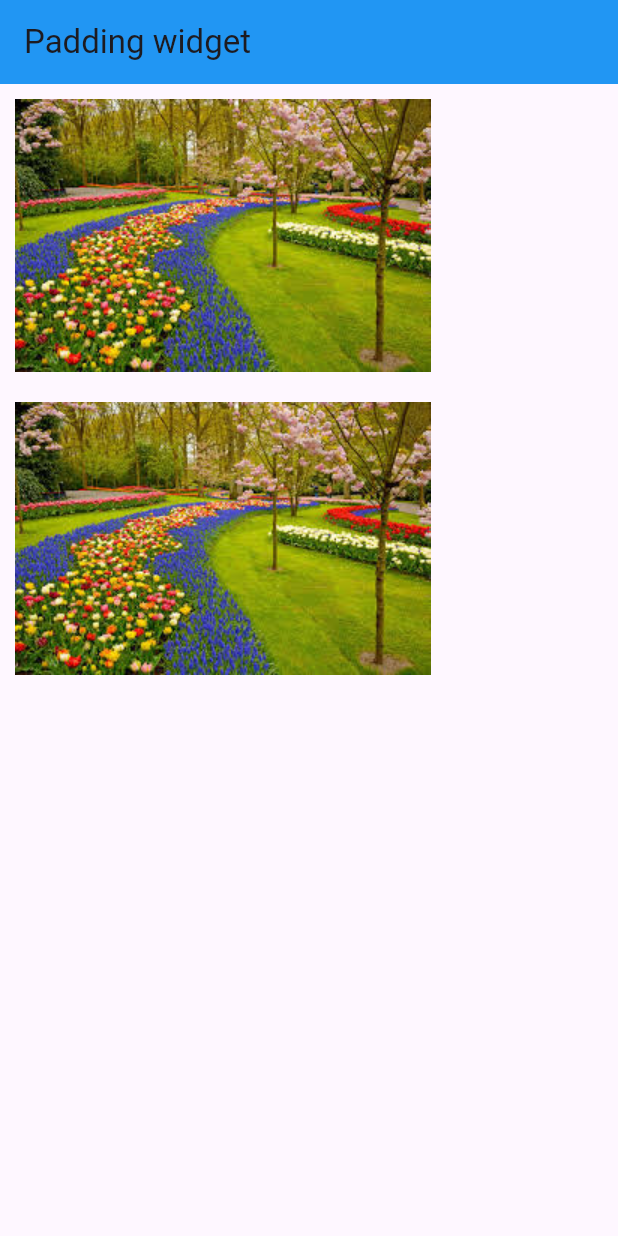
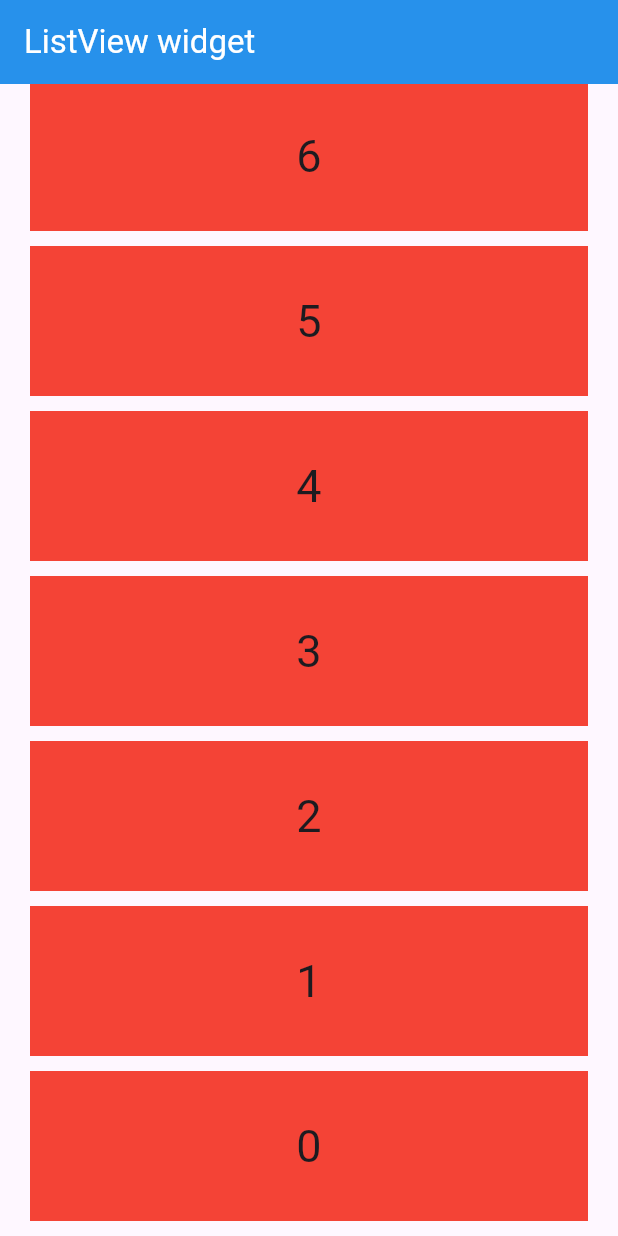
Before and after one commit to MohammadBahlaq/flutter_application_1, a Flutter app: the screen it shows after launch, on a phone screen of 412 x 824 dp. Run offline on Flutter 3.47's test engine with Material 3 defaults, Android fonts, the phone set to English and light mode, and no system bars.

Commit message:
textButton, listview, pageview, gridview, customWidget

```diff
--- a/lib/main.dart
+++ b/lib/main.dart
@@ -2,14 +2,20 @@
 
 import 'package:flutter/material.dart';
 import 'package:flutter_application_1/widgets/app_bar_widget.dart';
+import 'package:flutter_application_1/widgets/buttons_widgest.dart';
 import 'package:flutter_application_1/widgets/column_widget.dart';
 import 'package:flutter_application_1/widgets/container_widget.dart';
-import 'package:flutter_application_1/widgets/floating_button.dart';
+import 'package:flutter_application_1/widgets/custom_buttons.dart';
 import 'package:flutter_application_1/widgets/gesture_inkwell_buttons.dart';
+import 'package:flutter_application_1/widgets/grid_view_widget.dart';
 import 'package:flutter_application_1/widgets/image_widget.dart';
+import 'package:flutter_application_1/widgets/list_view_widget.dart';
 import 'package:flutter_application_1/widgets/padding_widget.dart';
+import 'package:flutter_application_1/widgets/page_view_widget.dart';
 import 'package:flutter_application_1/widgets/row_widget.dart';
+import 'package:flutter_application_1/widgets/single_child_scroll_view_widget.dart';
 import 'package:flutter_application_1/widgets/stack_widget.dart';
+import 'package:flutter_application_1/widgets/text_button_widget.dart';
 
 void main() {
   runApp(const MyApp());
@@ -26,7 +32,12 @@ class MyApp extends StatelessWidget {
         useMaterial3: true,
         colorScheme: ColorScheme.fromSeed(seedColor: Colors.deepPurple),
       ),
-      home: PaddingWidget(),
+      home: ListViewWidget(),
+      // routes: {
+      //   'pageOne': (_) => PageOne(),
+      //   'pageTwo': (_) => PageTwo(),
+      //   'pagethree': (_) => PageThree(),
+      // },
     );
   }
 }
--- /dev/null
+++ b/lib/widgets/list_view_widget.dart
@@ -0,0 +1,106 @@
+import 'package:flutter/material.dart';
+
+class ListViewWidget extends StatelessWidget {
+  const ListViewWidget({super.key});
+
+  static const List list = [1, 2, 3, 4, 5, 6, 7, 8, 9, 10];
+
+  @override
+  Widget build(BuildContext context) {
+    return Scaffold(
+      appBar: AppBar(
+        title: Text('ListView widget'),
+        backgroundColor: Colors.blue,
+        foregroundColor: Colors.white,
+      ),
+
+      // body: SingleChildScrollView(
+      //   child: Column(
+      //     children: [
+      //       Text('Student Data'),
+      //       SizedBox(
+      //         height: 500, //TODO: fill the rest height next lesson
+      //         child: ListView.separated(
+      //           padding: EdgeInsets.symmetric(horizontal: 20),
+      //           scrollDirection: Axis.vertical,
+      //           physics: BouncingScrollPhysics(),
+      //           reverse: false,
+      //           separatorBuilder: (context, index) => SizedBox(height: 10),
+      //           itemCount: list.length,
+      //           itemBuilder: (context, index) {
+      //             return Container(
+      //               height: 100,
+      //               width: double.infinity,
+      //               color: Colors.red,
+      //               alignment: Alignment.center,
+      //               child: Text(
+      //                 '${list[index]}',
+      //                 style: TextStyle(fontSize: 30),
+      //               ),
+      //             );
+      //           },
+      //         ),
+      //       ),
+      //     ],
+      //   ),
+      // ),
+      body: ListView.builder(
+        padding: EdgeInsets.symmetric(horizontal: 20),
+        //TODO: change to horizontal and remove width
+        scrollDirection: Axis.vertical,
+        physics: BouncingScrollPhysics(),
+        reverse: true,
+        itemCount: list.length,
+        itemBuilder: (context, index) {
+          return Container(
+            height: 100,
+            width: double.infinity,
+            color: Colors.red,
+            margin: EdgeInsets.only(bottom: 10),
+            alignment: Alignment.center,
+            child: Text('$index', style: TextStyle(fontSize: 30)),
+          );
+        },
+      ),
+
+      // body: ListView(
+      //   padding: EdgeInsets.all(10),
+      //   scrollDirection: Axis.vertical,
+      //   physics: BouncingScrollPhysics(),
+      //   reverse: true,
+      //   children: [
+      //     Text('sdchvsdccccccccccccccccccccc'),
+      //     ElevatedButton(onPressed: () {}, child: Text('data')),
+      //     Image.asset(AppImages.garden, fit: BoxFit.fill),
+      //     SizedBox(height: 10),
+      //     Image.asset(AppImages.garden, fit: BoxFit.fill),
+      //     SizedBox(height: 10),
+      //     Image.asset(AppImages.garden, fit: BoxFit.fill),
+      //     SizedBox(height: 10),
+      //     Image.asset(AppImages.garden, fit: BoxFit.fill),
+      //     SizedBox(height: 10),
+      //     Image.asset(AppImages.garden, fit: BoxFit.fill),
+      //     SizedBox(height: 10),
+      //   ],
+      // ),
+    );
+  }
+}
+
+class CustomWidget extends StatelessWidget {
+  const CustomWidget({super.key, required this.index});
+
+  final int index;
+
+  @override
+  Widget build(BuildContext context) {
+    return Container(
+      height: 100,
+      width: double.infinity,
+      color: Colors.red,
+      margin: EdgeInsets.only(bottom: 10),
+      alignment: Alignment.center,
+      child: Text('$index', style: TextStyle(fontSize: 30)),
+    );
+  }
+}
```
Also changed, not shown: lib/widgets/custom_buttons.dart (added, +79 -0 lines), lib/widgets/grid_view_widget.dart (added, +79 -0 lines), lib/widgets/page_view_widget.dart (added, +105 -0 lines), lib/widgets/single_child_scroll_view_widget.dart (+7 -6 lines), lib/widgets/text_button_widget.dart (added, +21 -0 lines).
